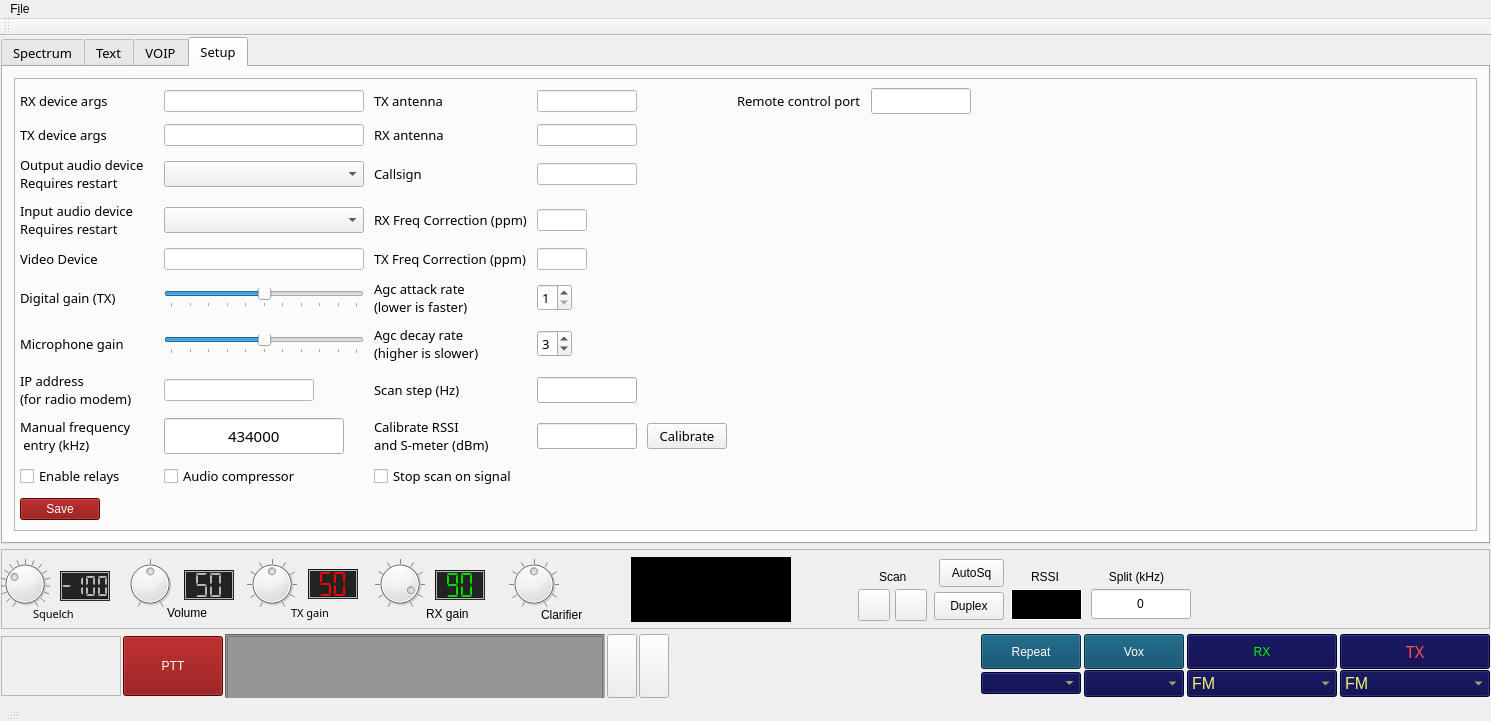
Before: the Qt Designer form mainwindow.ui in qradiolink/qradiolink, drawn with Qt 5.
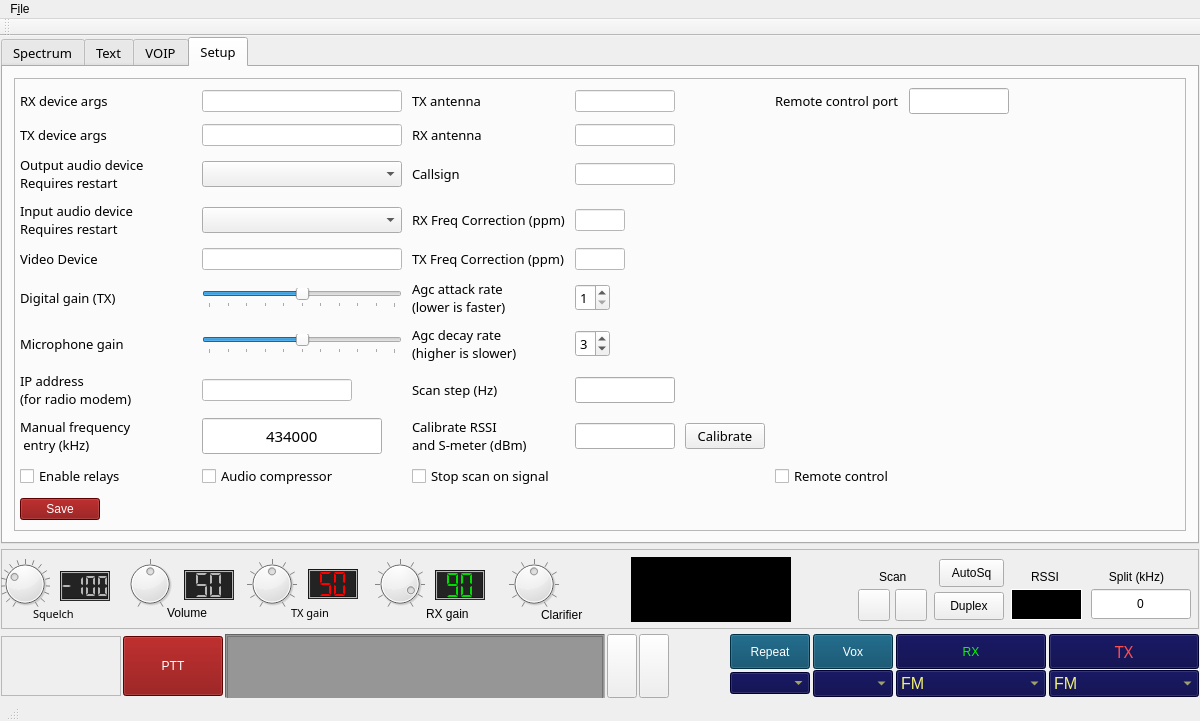
After: the same form once the commit is applied. Icons and pictures are not drawn. Custom widgets are drawn as their Qt base class.

Commit message: Expose remote op setting to GUI, fix bug in TCP server

The edit to the form file:
```diff
--- a/mainwindow.ui
+++ b/mainwindow.ui
@@ -6,7 +6,7 @@
    <rect>
     <x>0</x>
     <y>0</y>
-    <width>1491</width>
+    <width>1200</width>
     <height>721</height>
    </rect>
   </property>
@@ -2128,7 +2128,7 @@
                </property>
                <property name="sizeHint" stdset="0">
                 <size>
-                 <width>500</width>
+                 <width>40</width>
                  <height>20</height>
                 </size>
                </property>
@@ -2764,6 +2764,13 @@
                </property>
               </widget>
              </item>
+             <item row="17" column="5">
+              <widget class="QCheckBox" name="remoteControlCheckBox">
+               <property name="text">
+                <string>Remote control</string>
+               </property>
+              </widget>
+             </item>
             </layout>
            </widget>
           </item>
@@ -4615,7 +4622,7 @@
     <rect>
      <x>0</x>
      <y>0</y>
-     <width>1491</width>
+     <width>1200</width>
      <height>30</height>
     </rect>
    </property>
```
The commit also changes 7 other files.
